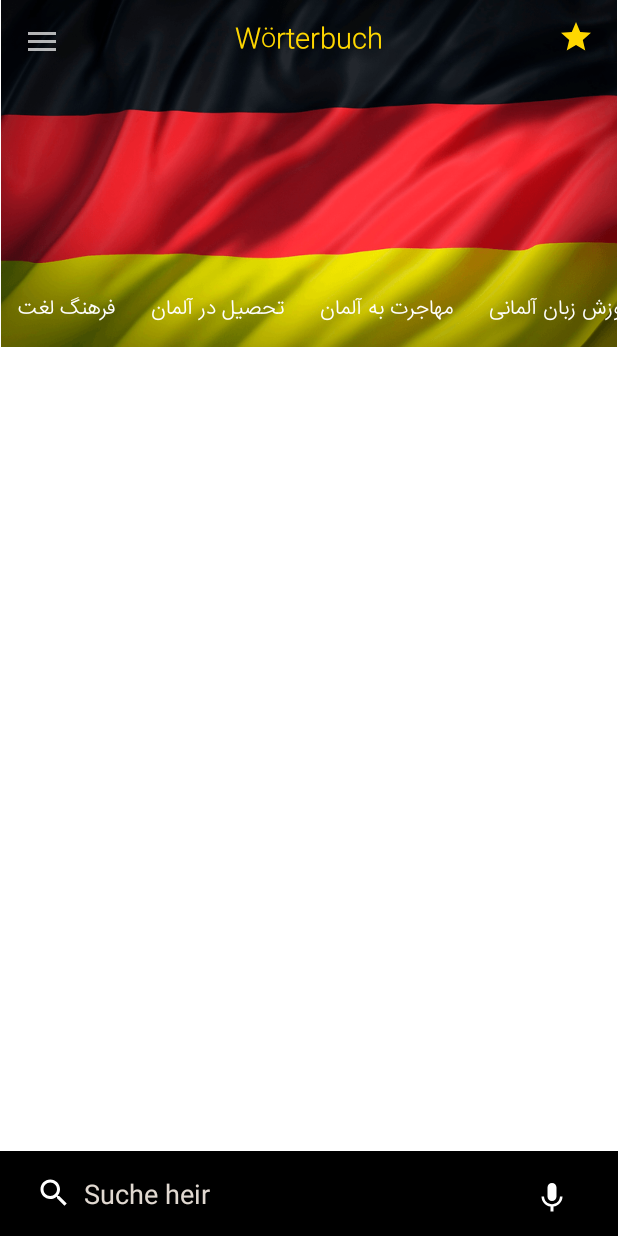
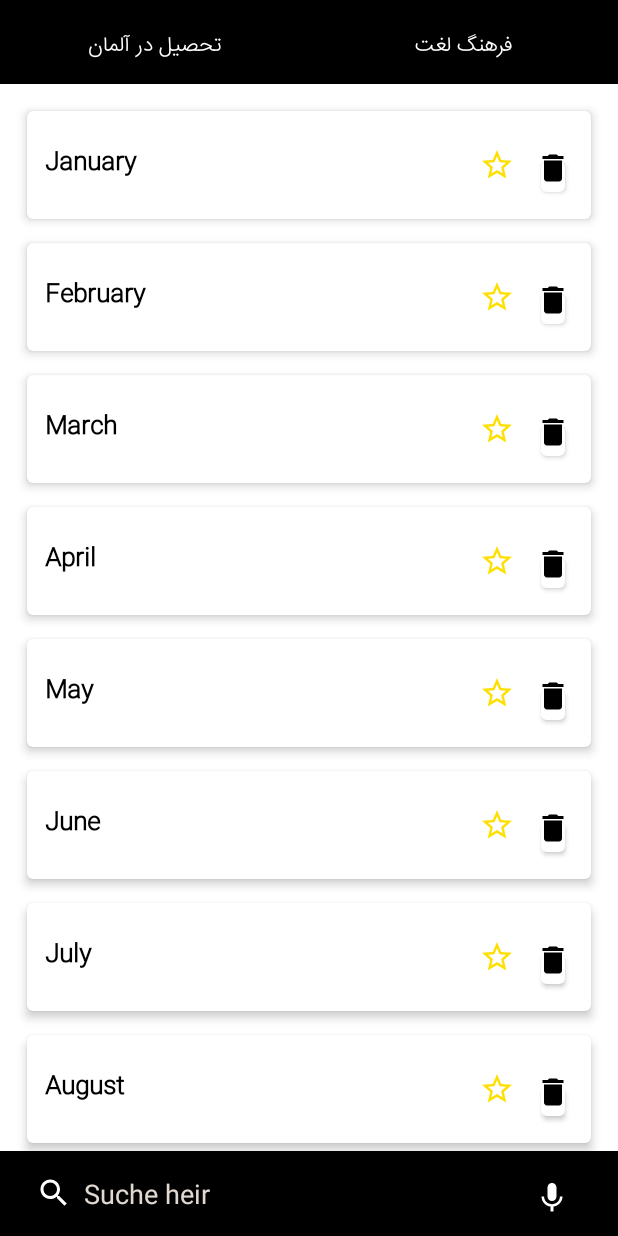
Before and after one commit to MOOODZ/DictionaryApp, an Android app: the screen it shows after launch (MainActivity), tab 2 chosen, on a phone screen of 412 x 824 dp. Run offline under Robolectric (Android 15) with nearby library versions, the phone set to English and light mode, and no system bars.

Commit message:
- 1401/08/07 Update

```diff
--- a/app/build.gradle
+++ b/app/build.gradle
@@ -68,5 +68,9 @@ dependencies {
     implementation "androidx.viewpager2:viewpager2:1.0.0"
     implementation "androidx.recyclerview:recyclerview:1.2.1"
 
+    // glide :
+    implementation 'com.github.bumptech.glide:glide:4.13.2'
+    annotationProcessor 'com.github.bumptech.glide:compiler:4.12.0'
+
 
 }
--- a/app/src/main/java/com/example/dictionary/adapter/ViewPagerAdapter.kt
+++ b/app/src/main/java/com/example/dictionary/adapter/ViewPagerAdapter.kt
@@ -3,36 +3,29 @@ package com.example.dictionary.adapter
 import androidx.fragment.app.Fragment
 import androidx.fragment.app.FragmentActivity
 import androidx.viewpager2.adapter.FragmentStateAdapter
+import com.example.dictionary.view.EducationFragment
 import com.example.dictionary.view.DictionaryFragment
-import com.example.dictionary.view.EducationFragment
-import com.example.dictionary.view.ImmigrationFragment
-import com.example.dictionary.view.TeachingFragment
 
 class ViewPagerAdapter(fragmentActivity: FragmentActivity) :
     FragmentStateAdapter(fragmentActivity) {
 
     override fun createFragment(position: Int): Fragment {
-        when (position) {
+        return when (position) {
             0 -> {
-                return DictionaryFragment()
+                EducationFragment()
             }
             1 -> {
-                return EducationFragment()
+                DictionaryFragment()
             }
-            2 -> {
-                return ImmigrationFragment()
-            }
-            3 -> {
-                return TeachingFragment()
-            }
+
             else -> {
-                return Fragment()
+                Fragment()
             }
         }
     }
 
     override fun getItemCount(): Int {
-        return 4
+        return 2
     }
 
 
--- a/app/src/main/java/com/example/dictionary/apiManager/ApiService.kt
+++ b/app/src/main/java/com/example/dictionary/apiManager/ApiService.kt
@@ -7,15 +7,8 @@ import retrofit2.http.FormUrlEncoded
 import retrofit2.http.POST
 
 interface ApiService {
-    //@FormUrlEncoded
     @POST("getListarticle")
-    fun getWords(
-        //@Field("ID")ID:String?
-
-    ): Call<Words>
-
-    @POST("detaile_article")
-    fun getArticle():
+    fun getWords(): Call<Words>
 
 
 }
--- a/app/src/main/java/com/example/dictionary/apiManager/RetrofitBulider.kt
+++ b/app/src/main/java/com/example/dictionary/apiManager/RetrofitBulider.kt
@@ -9,14 +9,14 @@ import java.util.concurrent.TimeUnit
 const val BASE_URL = "  https://yerbyer.com/dectionary/backend/api/v1/dic/"
 
 
-fun getRetrofitInstance (): Retrofit{
+fun getRetrofitInstance(): Retrofit {
 
     val okHttpClient: OkHttpClient = OkHttpClient.Builder()
         .readTimeout(60, TimeUnit.SECONDS)
         .connectTimeout(60, TimeUnit.SECONDS)
         .build()
 
-    return  Retrofit.Builder()
+    return Retrofit.Builder()
         .baseUrl(BASE_URL)
         .addConverterFactory(GsonConverterFactory.create())
         .client(okHttpClient)
--- a/app/src/main/java/com/example/dictionary/view/DictionaryFragment.kt
+++ b/app/src/main/java/com/example/dictionary/view/DictionaryFragment.kt
@@ -1,20 +1,32 @@
 package com.example.dictionary.view
 
 import android.os.Bundle
-import androidx.fragment.app.Fragment
 import android.view.LayoutInflater
 import android.view.View
 import android.view.ViewGroup
+import androidx.fragment.app.Fragment
+import androidx.recyclerview.widget.LinearLayoutManager
+import androidx.recyclerview.widget.RecyclerView
 import com.example.dictionary.R
+import com.example.dictionary.adapter.MonthsAdapter
+import com.example.dictionary.databinding.ActivityMainBinding
+import com.example.dictionary.apiManager.model.Months
 import com.example.dictionary.databinding.FragmentDictionaryBinding
 
 
 class DictionaryFragment : Fragment() {
+    private lateinit var monthsList: ArrayList<Months>
     private lateinit var binding: FragmentDictionaryBinding
+    private lateinit var _binding: ActivityMainBinding
+    private lateinit var recyclerView: RecyclerView
+    private lateinit var adapter: MonthsAdapter
+
     override fun onCreateView(
         inflater: LayoutInflater, container: ViewGroup?,
         savedInstanceState: Bundle?,
     ): View? {
+
+        _binding = ActivityMainBinding.inflate(layoutInflater)
         return inflater.inflate(R.layout.fragment_dictionary, container, false)
     }
 
@@ -22,7 +34,77 @@ class DictionaryFragment : Fragment() {
         super.onViewCreated(view, savedInstanceState)
         binding = FragmentDictionaryBinding.inflate(layoutInflater)
 
+        monthsList = arrayListOf(
+            Months(
+                "January"
+            ),
+            Months(
+                "February"
+            ),
+            Months(
+                "March"
+            ),
+            Months(
+                "April"
+            ),
+            Months(
+                "May"
+            ),
+            Months(
+                "June"
+            ),
+            Months(
+                "July"
+            ),
+            Months(
+                "August"
+            ),
+            Months(
+                "September"
+            ),
+            Months(
+                "October"
+            ),
+            Months(
+                "November"
+            ),
+            Months(
+                "December"
+            ),
+
+
+            )
+
+
+
+        recyclerView = view.findViewById(R.id.recyclerEmpty)
+        recyclerView.layoutManager = LinearLayoutManager(context, RecyclerView.VERTICAL, false)
+        adapter = MonthsAdapter(monthsList.clone() as ArrayList<Months>)
+        recyclerView.adapter = adapter
+
+        (activity as MainActivity).textChanged = { text ->
+            addText(text)
+        }
+
     }
 
+    private fun addText(text: String) {
+
+        if (text.isNotEmpty()) {
+            val cloneList = monthsList.clone() as ArrayList<Months>
+            val filterList = cloneList.filter { textItem ->
+                textItem.name.contains(text)
+            }
+            adapter.setData(ArrayList(filterList))
+
+
+        } else {
+            adapter.setData(monthsList.clone() as ArrayList<Months>)
+
+
+        }
+
+
+    }
 
 }
--- a/app/src/main/java/com/example/dictionary/view/ImmigrationFragment.kt
+++ /dev/null
@@ -1,28 +0,0 @@
-package com.example.dictionary.view
-
-import android.os.Bundle
-import androidx.fragment.app.Fragment
-import android.view.LayoutInflater
-import android.view.View
-import android.view.ViewGroup
-import com.example.dictionary.R
-import com.example.dictionary.databinding.FragmentDictionaryBinding
-
-
-class ImmigrationFragment : Fragment() {
-    private lateinit var binding: FragmentDictionaryBinding
-    override fun onCreateView(
-        inflater: LayoutInflater, container: ViewGroup?,
-        savedInstanceState: Bundle?
-    ): View? {
-        return inflater.inflate(R.layout.fragment_immigration, container, false)
-    }
-    override fun onViewCreated(view: View, savedInstanceState: Bundle?) {
-        super.onViewCreated(view, savedInstanceState)
-        binding = FragmentDictionaryBinding.inflate(layoutInflater)
-
-
-    }
-
-
-}
--- a/app/src/main/java/com/example/dictionary/view/MainActivity.kt
+++ b/app/src/main/java/com/example/dictionary/view/MainActivity.kt
@@ -107,7 +107,7 @@ class MainActivity : AppCompatActivity() {
 
         binding.tabLayoutMain.addOnTabSelectedListener(object : TabLayout.OnTabSelectedListener {
             override fun onTabSelected(tab: TabLayout.Tab?) {
-                if (tab!!.position == 3) {
+                if (tab!!.position == 1) {
 
                     showKeyboard(binding.edTextMain, this@MainActivity)
                     collapseToolbar()
@@ -129,18 +129,10 @@ class MainActivity : AppCompatActivity() {
         ) { tab, position ->
             when (position) {
                 0 -> {
-                    tab.text = "فرهنگ لغت"
+                    tab.text = "تحصیل در آلمان"
                 }
                 1 -> {
-                    tab.text = "تحصیل در آلمان"
-                }
-                2 -> {
-                    tab.text = "مهاجرت به آلمان"
-                }
-                3 -> {
-                    tab.text = "آموزش زبان آلمانی"
-
-
+                    tab.text = "فرهنگ لغت"
                 }
             }
         }
--- a/app/src/main/res/layout/activity_main.xml
+++ b/app/src/main/res/layout/activity_main.xml
@@ -15,7 +15,6 @@
         android:layout_height="match_parent"
         android:background="@android:color/background_light"
         android:fitsSystemWindows="true">
-
 
 
         <com.google.android.material.appbar.AppBarLayout
@@ -48,22 +47,19 @@
                 <Button
                     android:layout_width="50dp"
                     android:layout_height="50dp"
-                    android:drawableEnd="@drawable/ic_star"
                     android:layout_gravity="end"
                     android:background="@drawable/tab_color_background"
-                    />
+                    android:drawableEnd="@drawable/ic_star" />
 
                 <TextView
+                    style="@style/FontStyle"
                     android:layout_width="match_parent"
                     android:layout_height="wrap_content"
                     android:layout_marginTop="12dp"
                     android:gravity="center"
-                    style="@style/FontStyle"
                     android:text="@string/wörterbuch"
                     android:textColor="@color/gold"
-                    android:textSize="18sp"/>
-
-
+                    android:textSize="18sp" />
 
 
                 <androidx.appcompat.widget.Toolbar
@@ -71,6 +67,7 @@
                     android:layout_width="match_parent"
                     android:layout_height="56dp"
                     android:theme="@style/myToolBar" />
+
                 <com.google.android.material.tabs.TabLayout
                     android:id="@+id/tabLayoutMain"
                     android:layout_width="match_parent"
@@ -80,13 +77,13 @@
                     android:animationCache="true"
                     android:background="@drawable/tab_color_background"
                     app:tabGravity="fill"
-                    app:tabMode="scrollable"
-                    app:tabTextColor="#fff"
                     app:tabIndicatorColor="@color/cardview_light_background"
-                    app:tabSelectedTextColor="@color/cardview_light_background"
                     app:tabIndicatorHeight="0dp"
                     app:tabMaxWidth="0dp"
-                    app:tabTextAppearance="@style/TabPager" />
+                    app:tabMode="fixed"
+                    app:tabSelectedTextColor="@color/cardview_light_background"
+                    app:tabTextAppearance="@style/TabPager"
+                    app:tabTextColor="#fff" />
 
             </com.google.android.material.appbar.CollapsingToolbarLayout>
 
@@ -98,7 +95,6 @@
             android:layout_width="match_parent"
             android:layout_height="match_parent"
             app:layout_behavior="com.google.android.material.appbar.AppBarLayout$ScrollingViewBehavior" />
-
 
 
         <EditText
@@ -117,7 +113,7 @@
             android:paddingEnd="24dp"
             android:paddingBottom="16dp"
             android:textColor="@color/white"
-            android:textColorHint="@color/dark_white"/>
+            android:textColorHint="@color/dark_white" />
 
         <Button
             android:id="@+id/btnVoiceSearch"
@@ -129,11 +125,12 @@
             android:drawableEnd="@drawable/ic_mic"
             android:gravity="center" />
     </androidx.coordinatorlayout.widget.CoordinatorLayout>
+
     <com.google.android.material.navigation.NavigationView
-        app:menu="@menu/menu_navigaiton_drawer"
         android:id="@+id/navigationViewMain"
-        app:headerLayout="@layout/header_main"
         android:layout_width="wrap_content"
         android:layout_height="match_parent"
-        android:layout_gravity="start"/>
+        android:layout_gravity="start"
+        app:headerLayout="@layout/header_main"
+        app:menu="@menu/menu_navigaiton_drawer" />
 </androidx.drawerlayout.widget.DrawerLayout>
```
Also changed, not shown: app/src/main/java/com/example/dictionary/adapter/TextAdapter.kt (+9 -2 lines), app/src/main/java/com/example/dictionary/view/EducationFragment.kt (+0 -23 lines), app/src/main/java/com/example/dictionary/view/TeachingFragment.kt (deleted, +0 -116 lines), app/src/main/res/layout/fragment_dictionary.xml (+9 -8 lines), app/src/main/res/layout/fragment_immigration.xml (deleted, +0 -17 lines), app/src/main/res/layout/fragment_teaching.xml (deleted, +0 -18 lines).
